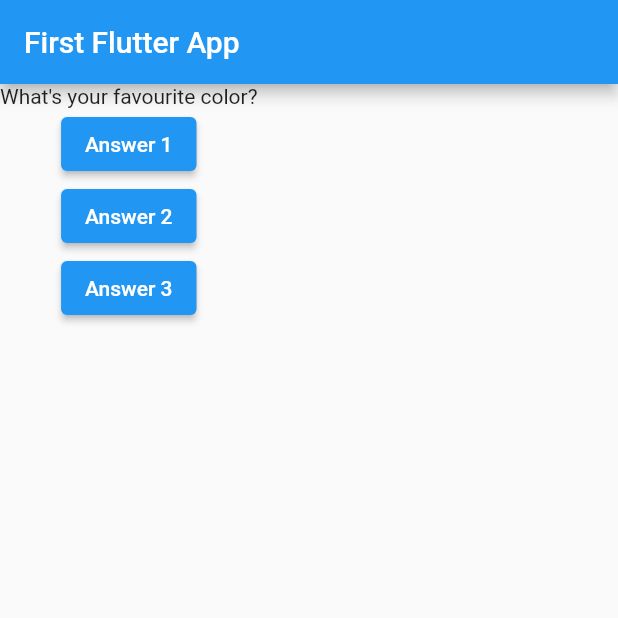
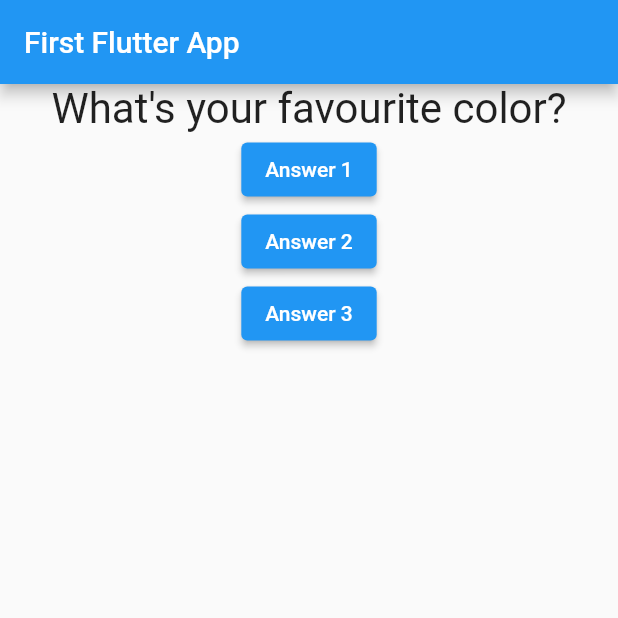
Before and after one commit to sunaranish17/learning-flutter, a Flutter app: the screen it shows after launch, on a phone screen of 412 x 824 dp, the top half of it. Run offline on Flutter 3.47's test engine with Material 2 defaults, Android fonts, the phone set to English and light mode, and no system bars.

Commit message:
Feat: minor styling on question text

```diff
--- a/lib/main.dart
+++ b/lib/main.dart
@@ -1,4 +1,5 @@
 import 'package:flutter/material.dart';
+import 'package:learning_flutter/question.dart';
 
 void main() {
   runApp(MyApp());
@@ -35,7 +36,7 @@ class _MyAppState extends State<MyApp> {
         ),
         body: Column(
           children: [
-            Text(
+            Question(
               questions[_questionIndex],
             ),
             ElevatedButton(
--- a/lib/question.dart
+++ b/lib/question.dart
@@ -1,12 +1,19 @@
 import 'package:flutter/material.dart';
 
 class Question extends StatelessWidget {
-  String questionText;
+  final String questionText;
 
   Question(this.questionText);
 
   @override
   Widget build(BuildContext context) {
-    return Text(questionText);
+    return Container(
+      width: double.infinity,
+      child: Text(
+        questionText,
+        style: TextStyle(fontSize: 28),
+        textAlign: TextAlign.center,
+      ),
+    );
   }
 }
```
